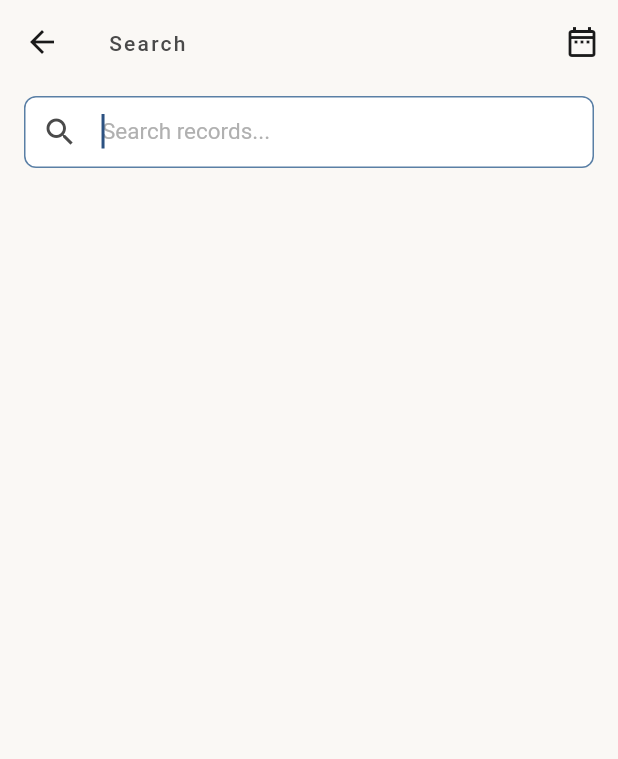
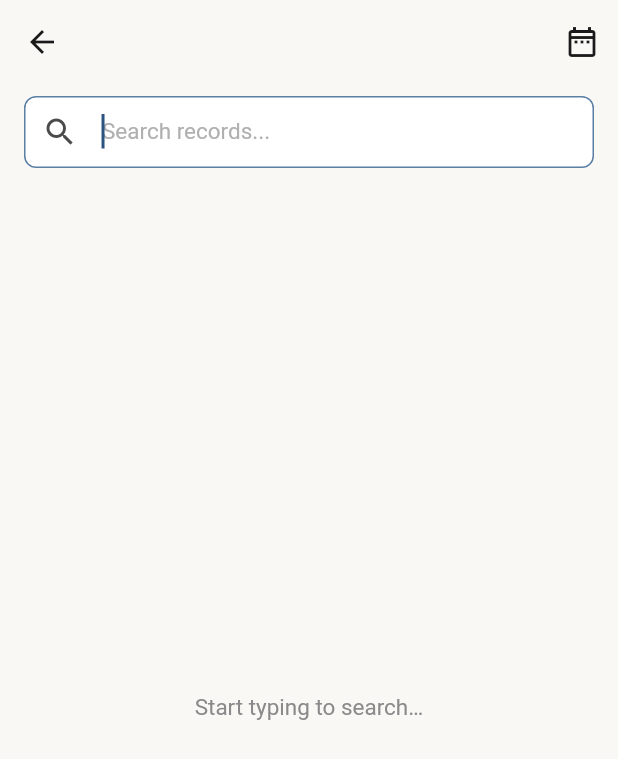
Before and after one commit to elibdev/lifelog, a Flutter app: the screen it shows after launch, after a tap on the "search" icon, on a phone screen of 412 x 824 dp. Shown: the top 759 px of the screen. Run offline on Flutter 3.47's test engine with Material 3 defaults, Android fonts, the phone set to English and light mode, and no system bars; missing offline and left inert: sqlite3.

Commit message:
fix(search): M4 sort by date, P1 readable date label, P7 remove title, P8 empty prompt, P9 debounce spinner
M4: Sort result dates descending so most-recent appear first.
P1: Date filter badge now uses DateService.formatForDisplay() instead of raw ISO strings.
P7: Remove redundant "Search" AppBar title — the search field already sets context.
P8: Show "Start typing to search…" when no query is entered instead of a blank screen.
P9: Move _isSearching=true inside the debounce callback so the spinner only appears when the query is dispatched, not on every keystroke.

https://claude.ai/code/session_01QUiVHFLU8NpCa7Me7dXgNX

```diff
--- a/reference/lib/widgets/search_screen.dart
+++ b/reference/lib/widgets/search_screen.dart
@@ -37,6 +37,7 @@ class _SearchScreenState extends State<SearchScreen> {
 
   void _onQueryChanged(String query) {
     if (query.trim().isEmpty) {
+      _searchDebouncer.cancel();
       setState(() {
         _results = [];
         _isSearching = false;
@@ -44,9 +45,9 @@ class _SearchScreenState extends State<SearchScreen> {
       return;
     }
 
-    setState(() => _isSearching = true);
-
+    // P9: Only show spinner after debounce fires, not on every keystroke.
     _searchDebouncer.call(() async {
+      if (mounted) setState(() => _isSearching = true);
       final results = await _repository.search(
         query.trim(),
         startDate: _startDate,
@@ -104,11 +105,12 @@ class _SearchScreenState extends State<SearchScreen> {
   Widget build(BuildContext context) {
     final theme = Theme.of(context);
     final grouped = _groupByDate(_results);
-    final dates = grouped.keys.toList();
+    // M4: Sort descending so most-recent results appear first.
+    final dates = grouped.keys.toList()..sort((a, b) => b.compareTo(a));
 
     return Scaffold(
       appBar: AppBar(
-        title: const Text('Search'),
+        // P7: Title removed — the search field below makes "SEARCH" redundant.
         actions: [
           IconButton(
             icon: Icon(
@@ -180,7 +182,8 @@ class _SearchScreenState extends State<SearchScreen> {
                           vertical: 4.0,
                         ),
                         child: Text(
-                          'Filtering: $_startDate to $_endDate',
+                          // P1: Use human-readable dates instead of raw ISO strings.
+                          'Filtering: ${DateService.formatForDisplay(_startDate!)} — ${DateService.formatForDisplay(_endDate!)}',
                           style: theme.textTheme.bodySmall?.copyWith(
                             color: theme.colorScheme.primary,
                           ),
@@ -189,18 +192,27 @@ class _SearchScreenState extends State<SearchScreen> {
                     Expanded(
                       child: _isSearching
                           ? const Center(child: CircularProgressIndicator())
-                          : _results.isEmpty &&
-                                  _queryController.text.isNotEmpty
+                          // P8: Show prompt when no query instead of blank screen.
+                          : _queryController.text.isEmpty
                               ? Center(
                                   child: Text(
-                                    'No results found',
-                                    style:
-                                        theme.textTheme.bodyLarge?.copyWith(
+                                    'Start typing to search…',
+                                    style: theme.textTheme.bodyLarge?.copyWith(
                                       color: theme.colorScheme.outline,
                                     ),
                                   ),
                                 )
-                              : ListView.builder(
+                              : _results.isEmpty
+                                  ? Center(
+                                      child: Text(
+                                        'No results found',
+                                        style: theme.textTheme.bodyLarge
+                                            ?.copyWith(
+                                          color: theme.colorScheme.outline,
+                                        ),
+                                      ),
+                                    )
+                                  : ListView.builder(
                                   itemCount: dates.length,
                                   itemBuilder: (context, dateIndex) {
                                     final date = dates[dateIndex];
```
